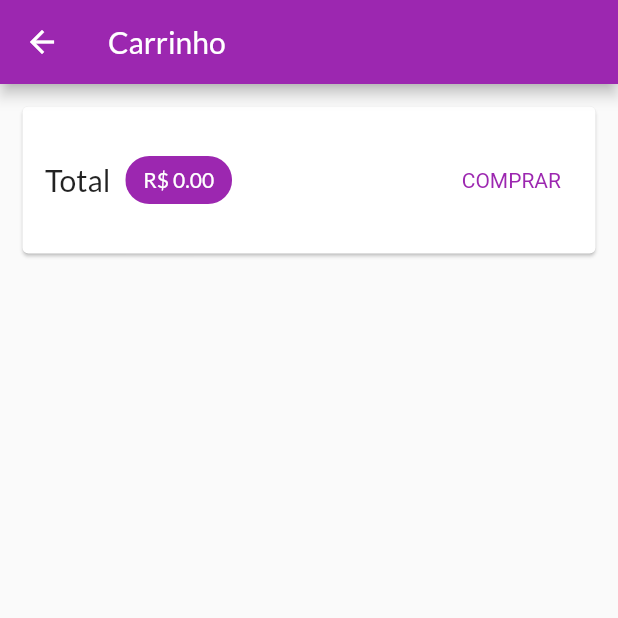
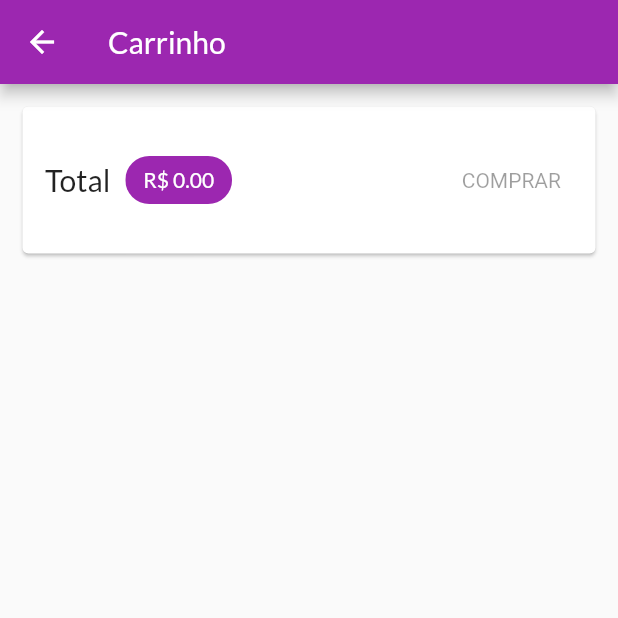
Before and after one commit to adrianosousagomes/Shop, a Flutter app: the CartPage screen opened by its route, on a phone screen of 412 x 824 dp, the top half of it. Run offline on Flutter 3.47's test engine with Material 2 defaults, Android fonts, the phone set to English and light mode, and no system bars; network calls fail.

```diff
--- a/lib/pages/cart_page.dart
+++ b/lib/pages/cart_page.dart
@@ -49,19 +49,7 @@ class CartPage extends StatelessWidget {
                     ),
                   ),
                   const Spacer(),
-                  TextButton(
-                    onPressed: () {
-                      Provider.of<OrderList>(context, listen: false)
-                          .addOrder(cart);
-                      cart.clean();
-                    },
-                    child: const Text('COMPRAR'),
-                    style: TextButton.styleFrom(
-                      textStyle: TextStyle(
-                        color: Theme.of(context).primaryColor,
-                      ),
-                    ),
-                  ),
+                  CartButton(cart: cart),
                 ],
               ),
             ),
@@ -77,3 +65,45 @@ class CartPage extends StatelessWidget {
     );
   }
 }
+
+class CartButton extends StatefulWidget {
+  const CartButton({
+    Key? key,
+    required this.cart,
+  }) : super(key: key);
+
+  final Cart cart;
+
+  @override
+  State<CartButton> createState() => _CartButtonState();
+}
+
+class _CartButtonState extends State<CartButton> {
+  bool _isLoading = false;
+
+  @override
+  Widget build(BuildContext context) {
+    return _isLoading
+        ? const CircularProgressIndicator()
+        : TextButton(
+            onPressed: widget.cart.itemsCount == 0
+                ? null
+                : () async {
+                    setState(() => _isLoading = true);
+                    await Provider.of<OrderList>(
+                      context,
+                      listen: false,
+                    ).addOrder(widget.cart);
+
+                    widget.cart.clean();
+                    setState(() => _isLoading = false);
+                  },
+            child: const Text('COMPRAR'),
+            style: TextButton.styleFrom(
+              textStyle: TextStyle(
+                color: Theme.of(context).primaryColor,
+              ),
+            ),
+          );
+  }
+}
--- a/lib/utils/constants.dart
+++ b/lib/utils/constants.dart
@@ -1,3 +1,4 @@
 class Constants {
   static const PRODUCT_BASE_URL = 'https://shop-cod3r-edead-default-rtdb.firebaseio.com/products';
+  static const ORDER_BASE_URL = 'https://shop-cod3r-edead-default-rtdb.firebaseio.com/orders';
 }
```
Also changed, not shown: lib/models/order_list.dart (+30 -3 lines).
